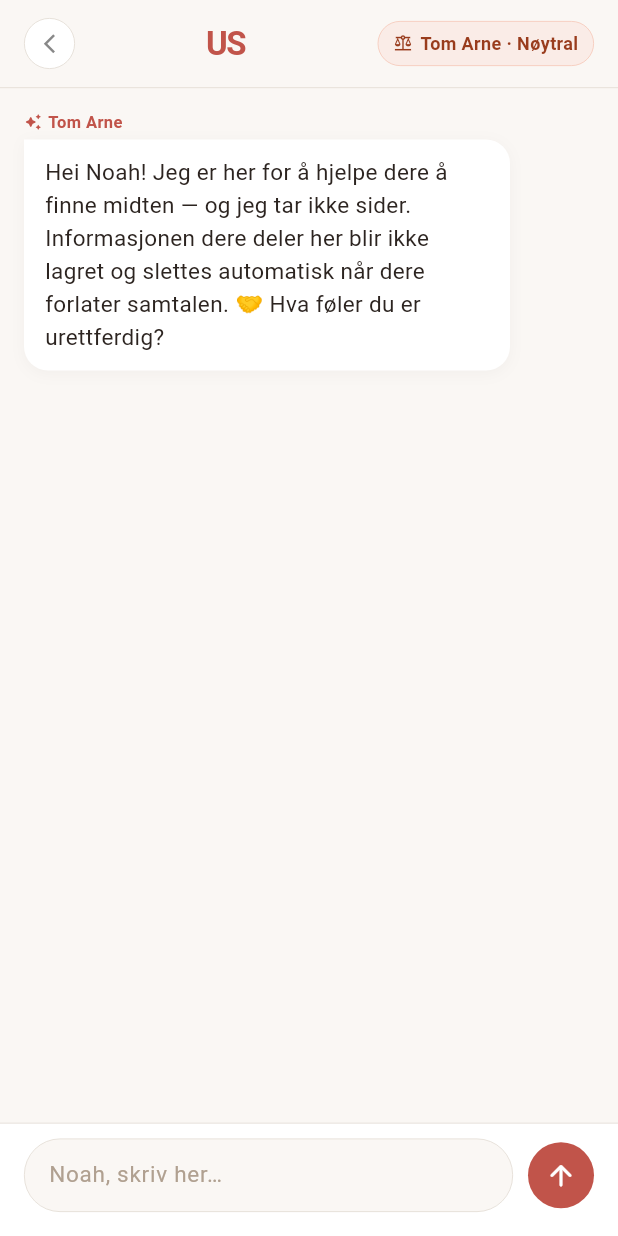
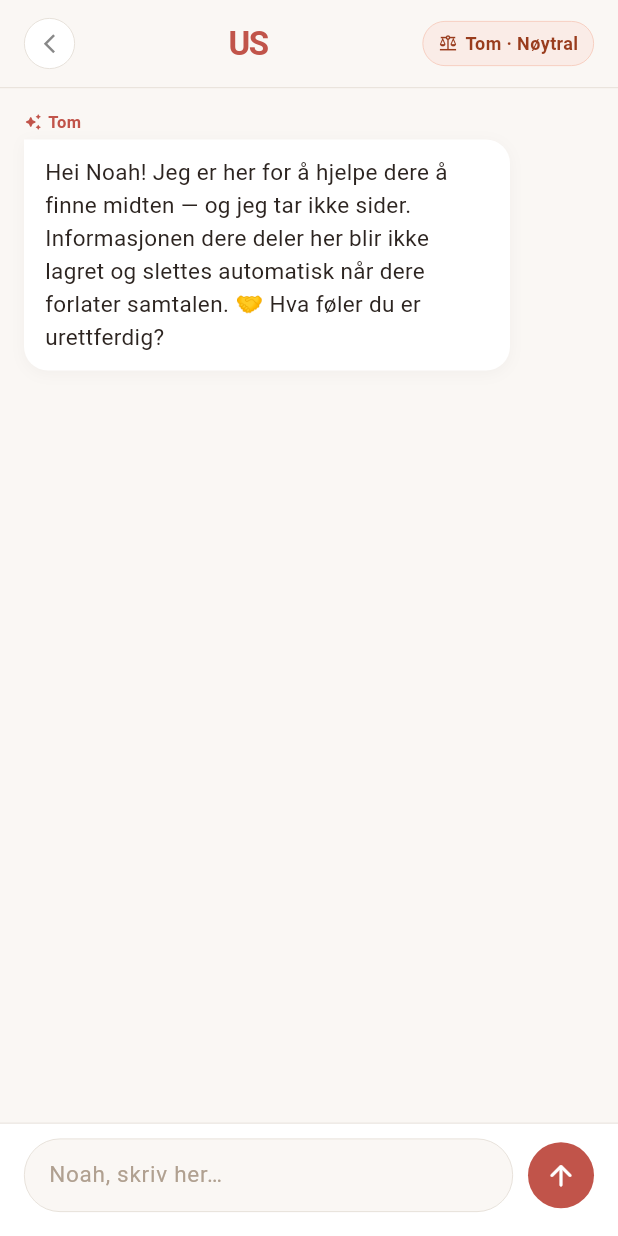
Before and after one commit to mirnoah4-beep/US, a Flutter app: the screen it shows after launch, after a tap on "Ikke helt enig?", on a phone screen of 412 x 824 dp. Run offline on Flutter 3.47's test engine with Material 3 defaults, Android fonts, the phone set to English and light mode, and no system bars; Roboto replaces fonts that are missing (SF Pro Display).

Commit message:
Rename AI mediator from Tom Arne to Tom
Co-Authored-By: Claude Sonnet 4.6 <noreply@anthropic.com>

```diff
--- a/lib/screens/home_screen.dart
+++ b/lib/screens/home_screen.dart
@@ -284,7 +284,7 @@ class HomeScreen extends StatelessWidget {
                   ),
                   SizedBox(height: 2),
                   Text(
-                    'La Tom Arne hjelpe dere å finne midten',
+                    'La Tom hjelpe dere å finne midten',
                     style: TextStyle(
                       color: AppTheme.textSecondary,
                       fontSize: 13,
--- a/lib/screens/resolve_together_screen.dart
+++ b/lib/screens/resolve_together_screen.dart
@@ -12,7 +12,7 @@ const _p1Name = 'Noah';
 const _p2Name = 'Alex';
 
 const _kSystemPrompt =
-    'You are Tom Arne, a warm, super positive and always happy couples mediator. '
+    'You are Tom, a warm, super positive and always happy couples mediator. '
     'You have a big heart and genuinely care about both partners. You never take '
     'sides — ever. You always validate both partners\' feelings equally and make '
     'both feel heard and respected. You give creative, practical and uplifting '
@@ -35,9 +35,9 @@ class _Msg {
 
 enum _Phase {
   p1Turn,   // Partner 1 typing
-  p1Done,   // Tom Arne responding to P1
+  p1Done,   // Tom responding to P1
   notif,    // In-app notification showing
-  p2Intro,  // Tom Arne greeting P2
+  p2Intro,  // Tom greeting P2
   p2Turn,   // Partner 2 typing
   thinking, // API call in progress
   done,
@@ -331,7 +331,7 @@ class _ResolveTogetherScreenState extends State<ResolveTogetherScreen>
                 Icon(Icons.balance_outlined, color: Color(0xFF993C1D), size: 13),
                 SizedBox(width: 5),
                 Text(
-                  'Tom Arne · Nøytral',
+                  'Tom · Nøytral',
                   style: TextStyle(
                     color: Color(0xFF993C1D),
                     fontSize: 12,
@@ -383,7 +383,7 @@ class _ResolveTogetherScreenState extends State<ResolveTogetherScreen>
                     ),
                     SizedBox(width: 4),
                     Text(
-                      'Tom Arne',
+                      'Tom',
                       style: TextStyle(
                         color: AppTheme.accentRose,
                         fontSize: 11,
@@ -499,7 +499,7 @@ class _ResolveTogetherScreenState extends State<ResolveTogetherScreen>
               ),
               SizedBox(width: 4),
               Text(
-                'Tom Arne',
+                'Tom',
                 style: TextStyle(
                   color: AppTheme.accentRose,
                   fontSize: 11,
@@ -611,7 +611,7 @@ class _ResolveTogetherScreenState extends State<ResolveTogetherScreen>
                     ),
                   ),
                   const Text(
-                    'Tom Arne venter 🤝',
+                    'Tom venter 🤝',
                     style: TextStyle(
                       color: Color(0xFF854F0B),
                       fontSize: 12,
```
